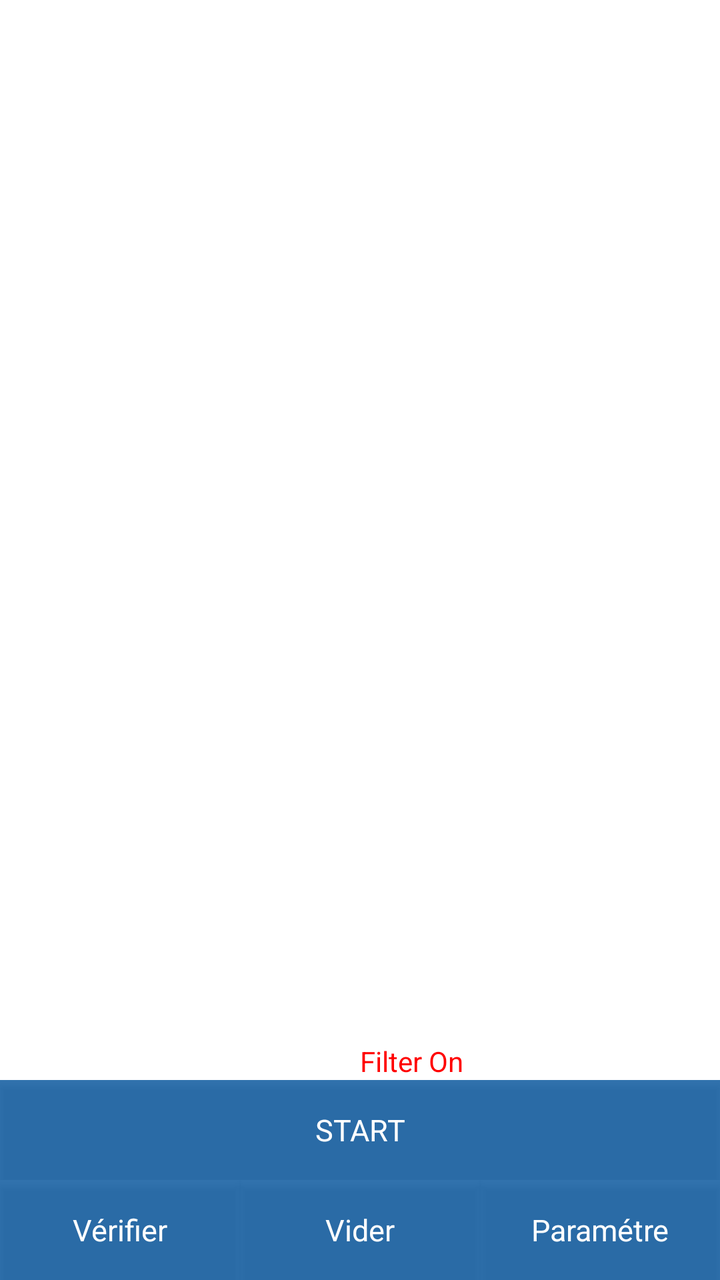
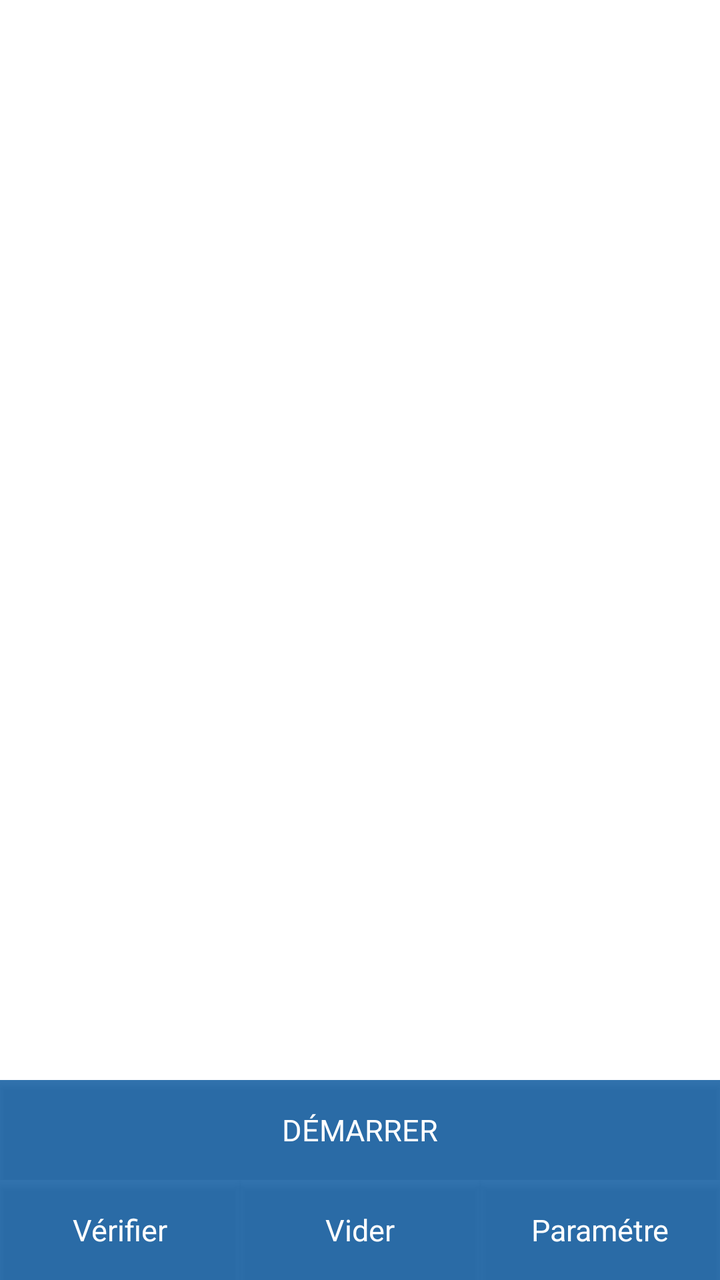

Two renders of the same Android screen: before a commit and after it. Below are the layout's source before the change and the commit's diff.
<!-- AndroidManifest.xml: application theme AppNewTheme -->
<!-- res/layout/fragment_inventory_rfid_multi.xml -->
<LinearLayout xmlns:android="http://schemas.android.com/apk/res/android"
    xmlns:tools="http://schemas.android.com/tools"
    style="@style/base_layout_style"
    android:paddingLeft="0dp"
    android:paddingRight="0dp"
    android:orientation="vertical">

    <LinearLayout
        android:id="@+id/inventoryMultibankSetting"
        android:layout_width="match_parent"
        android:layout_height="wrap_content"
        android:visibility="gone"
        android:paddingLeft="10dp"
        android:paddingRight="10dp"
        android:orientation="vertical">

        <TableRow
            android:layout_width="match_parent"
            android:layout_height="wrap_content">

            <CheckBox
                android:id="@+id/accessInventoryBankTitle1"
                android:layout_width="wrap_content"
                style="@style/style_normal_font"
                android:text="Bank"/>

            <Spinner
                android:id="@+id/accessInventoryBank1"
                android:layout_margin="0dp"
                android:layout_weight="3"
                style="@style/style_default_spinner" />

            <TextView
                android:layout_width="0dp"
                android:layout_weight="1"
                style="@style/style_normal_font"
                android:text="@string/readWriteOffset_title" />

            <EditText
                android:id="@+id/accessInventoryOffset1"
                android:layout_width="0dp"
                android:layout_weight="1"
                android:inputType="numberDecimal"
                android:gravity="center"
                style="@style/style_normal_font"
                android:text="0" />

            <TextView
                android:layout_width="0dp"
                android:layout_weight="1"
                style="@style/style_normal_font"
                android:text="@string/readWriteSize_title" />

            <EditText
                android:id="@+id/accessInventoryLength1"
                android:layout_width="0dp"
                android:layout_weight="1"
                android:inputType="numberDecimal"
                android:gravity="center"
                style="@style/style_normal_font"
                android:text="2" />
        </TableRow>

        <TableRow
            android:layout_width="match_parent"
            android:layout_height="wrap_content">

            <CheckBox
                android:id="@+id/accessInventoryBankTitle2"
                android:layout_width="wrap_content"
                style="@style/style_normal_font"
                android:text="Bank" />

            <Spinner
                android:id="@+id/accessInventoryBank2"
                android:layout_margin="0dp"
                android:layout_weight="3"
                style="@style/style_default_spinner" />

            <TextView
                android:layout_width="0dp"
                android:layout_weight="1"
                style="@style/style_normal_font"
                android:text="@string/readWriteOffset_title" />

            <EditText
                android:id="@+id/accessInventoryOffset2"
                android:layout_width="0dp"
                android:layout_weight="1"
                android:inputType="numberDecimal"
                android:gravity="center"
                style="@style/style_normal_font"
                android:text="0" />

            <TextView
                android:layout_width="0dp"
                android:layout_weight="1"
                style="@style/style_normal_font"
                android:text="@string/readWriteSize_title" />

            <EditText
                android:id="@+id/accessInventoryLength2"
                android:layout_width="0dp"
                android:layout_weight="1"
                android:gravity="center"
                android:inputType="numberDecimal"
                style="@style/style_normal_font"
                android:text="2" />
        </TableRow>
    </LinearLayout>

    <LinearLayout
        android:layout_width="match_parent"
        android:layout_height="0dp"
        android:layout_weight="95"
        android:gravity="center|bottom"
        android:orientation="vertical" >

        <LinearLayout
            android:layout_width="match_parent"
            android:layout_height="wrap_content"
            android:gravity="center|bottom"
            android:orientation="horizontal" >

            <CheckBox
                android:id="@+id/accessInventoryDupElim"
                android:layout_width="0dp"
                android:layout_weight="1"
                android:layout_gravity="center"
                android:visibility="gone"
                style="@style/style_normal_font"
                android:checked="true"
                android:text="duplicate elimination"/>

            <CheckBox
                android:id="@+id/accessInventoryFilterByTid"
                android:layout_width="0dp"
                android:layout_weight="1"
                android:layout_gravity="center"
                android:visibility="gone"
                style="@style/style_normal_font"
                android:checked="true"
                android:text="FM13DT160 only"/>

            <CheckBox
                android:id="@+id/accessInventoryFilterByEpc"
                android:layout_width="0dp"
                android:layout_weight="1"
                android:layout_gravity="center"
                android:visibility="gone"
                style="@style/style_normal_font"
                android:text="sgtin only"/>

            <CheckBox
                android:id="@+id/accessInventoryFilterByProtect"
                android:layout_width="0dp"
                android:layout_weight="2"
                android:layout_gravity="center"
                android:visibility="gone"
                style="@style/style_normal_font"
                android:text="protected only with password"/>

            <include
                android:id="@+id/accessInventoryProtectPassword"
                android:layout_width="0dp"
                android:layout_weight="1"
                android:layout_height="wrap_content"
                android:visibility="gone"
                layout="@layout/custom_edittext_password"/>
        </LinearLayout>

        <ListView
            android:id="@+id/inventoryRfidList1"
            android:layout_width="match_parent"
            android:layout_height="0dp"
            android:layout_weight="95"
            android:divider="@android:color/darker_gray"
            android:dividerHeight="0.25dp" />

        <TextView
            android:id="@+id/inventoryRfidEmpty1"
            android:layout_width="match_parent"
            android:layout_height="0dp"
            android:layout_weight="95"
            android:padding="@dimen/default_padding"
            style="@style/style_medium_font"
            android:text="@string/notag_found"
            android:visibility="gone" />

        <LinearLayout
            android:layout_width="match_parent"
            android:layout_height="wrap_content"
            android:visibility="gone"
            android:orientation="horizontal">

            <Button
                android:id="@+id/inventoryRfidButtonT1"
                android:layout_width="0dp"
                android:layout_weight="1"
                android:layout_height="match_parent"
                style="@style/style_button_font"
                android:text="BUZ" />
        </LinearLayout>

        <LinearLayout
            android:layout_width="match_parent"
            android:layout_height="wrap_content"
            android:orientation="horizontal">

            <TextView
                android:id="@+id/inventoryRfidRunTime1"
                android:layout_width="0dp"
                android:layout_weight="1"
                android:layout_height="wrap_content"
                android:textAlignment="textStart" />

            <TextView
                android:id="@+id/inventoryRfidFilterOn1"
                android:layout_width="0dp"
                android:layout_weight="1"
                android:layout_height="wrap_content"
                android:visibility="visible"
                android:textColor="#ff0000"
                android:text="Filter On" />

            <TextView
                android:id="@+id/inventoryRfidVoltageLevel1"
                android:layout_width="wrap_content"
                android:layout_height="wrap_content" />
        </LinearLayout>
    </LinearLayout>

    <LinearLayout
        android:layout_width="match_parent"
        android:layout_height="50dp"
        android:gravity="center|bottom"
        android:orientation="horizontal" >

        <TextView
            android:id="@+id/inventoryRfidYield1"
            android:layout_width="wrap_content"
            android:layout_height="match_parent"
            android:gravity="center"
            style="@style/style_button_font_2" />

        <Button
            android:id="@+id/inventoryRfidButton1"
            android:layout_width="0dp"
            android:layout_weight="1"
            android:layout_height="match_parent"
            style="@style/style_button_font"
            android:textSize="15sp"
            android:text="@string/start_title" />

        <TextView
            android:id="@+id/inventoryRfidRate1"
            android:layout_width="wrap_content"
            android:layout_height="match_parent"
            android:gravity="center"
            style="@style/style_button_font_2" />
    </LinearLayout>
    <LinearLayout
        android:layout_width="match_parent"
        android:layout_height="50dp"
        android:gravity="center|bottom"
        android:orientation="horizontal" >

        <Button
            android:id="@+id/verifyRfidButton"
            android:layout_width="0dp"
            android:layout_weight="1"
            android:layout_height="match_parent"
            style="@style/style_button_font"
            android:textSize="15sp"
            android:text="Vérifier" />
        
        <Button
            android:id="@+id/clearListButton"
            android:layout_width="0dp"
            android:layout_weight="1"
            android:layout_height="match_parent"
            style="@style/style_button_font"
            android:textSize="15sp"
            android:text="Vider" />
            
        <Button
            android:id="@+id/settingRfidButton"
            android:layout_width="0dp"
            android:layout_weight="1"
            android:layout_height="match_parent"
            style="@style/style_button_font"
            android:textSize="15sp"
            android:text="Paramétre" />

    </LinearLayout>
</LinearLayout>
<!-- res/layout/custom_edittext_password.xml (included above) -->
<?xml version="1.0" encoding="utf-8"?>
<EditText xmlns:android="http://schemas.android.com/apk/res/android"
    style="@style/style_normal_font"
    android:digits="0123456789ABCDEFabcdef"
    android:inputType="textNoSuggestions|textVisiblePassword"
    android:gravity="center"
    android:hint="@string/password_pattern_title" />
<!-- resources referenced by this layout -->
<resources>
  <dimen name="default_padding">10dp</dimen>
  <string name="notag_found">No Tag Found</string>
  <string name="password_pattern_title">Password</string>
  <string name="readWriteOffset_title">Offset</string>
  <string name="readWriteSize_title">Size</string>
  <string name="start_title">START</string>
  <style name="base_layout_style">
          <item name="android:layout_height">match_parent</item>
          <item name="android:layout_width">match_parent</item>
          <item name="android:paddingLeft">10dp</item>
          <item name="android:paddingRight">10dp</item>
      </style>
  <style name="style_button_font">
          <item name="android:textAppearance">?android:attr/textAppearanceLarge</item>
          <item name="android:textColor">@android:color/primary_text_dark</item>
          <item name="android:background">#CC000000</item>
      </style>
  <style name="style_button_font_2">
          <item name="android:textAppearance">?android:attr/textAppearanceLarge</item>
          <item name="android:textColor">@android:color/primary_text_dark</item>
          <item name="android:background">#CC000000</item>
          <item name="android:textSize">8sp</item>
      </style>
  <style name="style_default_spinner" parent="Base.Widget.AppCompat.Spinner.Underlined">
          <item name="android:textSize">@dimen/custom_spinner_font</item>
          <item name="android:layout_width">0dp</item>
          <item name="android:layout_height">wrap_content</item>
          <item name="android:gravity">center</item>
      </style>
  <style name="style_medium_font">
          <item name="android:layout_width">match_parent</item>
          <item name="android:layout_height">wrap_content</item>
          <item name="android:textAppearance">?android:attr/textAppearanceMedium</item>
      </style>
  <style name="style_normal_font">
          <item name="android:layout_width">match_parent</item>
          <item name="android:layout_height">wrap_content</item>
          <item name="android:textAppearance">?android:attr/textAppearance</item>
      </style>
  <style name="AppNewTheme" parent="Theme.MaterialComponents.Light.NoActionBar">
          <item name="colorPrimary">@color/colorPrimary</item>
          <item name="colorPrimaryDark">@color/colorPrimaryDark</item>
          <item name="colorAccent">@color/colorPrimary</item>
          <item name="android:textAllCaps">false</item>
          <item name="windowActionBar">false</item>
          <item name="windowNoTitle">true</item>
          <item name="actionButtonStyle">@style/ActionButtonStyle</item>
          <item name="actionBarTabTextStyle">@style/ActionTabTextStyle</item>
      </style>
  <dimen name="custom_spinner_font">15sp</dimen>
  <color name="colorPrimary">#00529c</color>
  <color name="colorPrimaryDark">#3F51B5</color>
  <style name="ActionButtonStyle">
          <item name="android:minWidth">0dp</item>
          <item name="android:paddingLeft">0dp</item>
          <item name="android:paddingRight">5dp</item>
      </style>
  <style name="ActionTabTextStyle">
          <item name="android:textAllCaps">false</item>
      </style>
</resources>

<!-- the commit's change to res/layout/fragment_inventory_rfid_multi.xml (unified diff, before → after) -->
@@ -211,6 +211,7 @@
                 android:id="@+id/inventoryRfidRunTime1"
                 android:layout_width="0dp"
                 android:layout_weight="1"
+                android:visibility="gone"
                 android:layout_height="wrap_content"
                 android:textAlignment="textStart" />
 
@@ -219,13 +220,14 @@
                 android:layout_width="0dp"
                 android:layout_weight="1"
                 android:layout_height="wrap_content"
-                android:visibility="visible"
+                android:visibility="gone"
                 android:textColor="#ff0000"
                 android:text="Filter On" />
 
             <TextView
                 android:id="@+id/inventoryRfidVoltageLevel1"
                 android:layout_width="wrap_content"
+                android:visibility="gone"
                 android:layout_height="wrap_content" />
         </LinearLayout>
     </LinearLayout>
@@ -241,6 +243,7 @@
             android:layout_width="wrap_content"
             android:layout_height="match_parent"
             android:gravity="center"
+            android:visibility="gone"
             style="@style/style_button_font_2" />
 
         <Button
@@ -257,6 +260,7 @@
             android:layout_width="wrap_content"
             android:layout_height="match_parent"
             android:gravity="center"
+            android:visibility="gone"
             style="@style/style_button_font_2" />
     </LinearLayout>
     <LinearLayout
<!-- resource entries referenced after the edit -->
@@ -1,11 +1,11 @@
 <!-- resources referenced by this layout -->
 <resources>
   <dimen name="default_padding">10dp</dimen>
-  <string name="notag_found">No Tag Found</string>
-  <string name="password_pattern_title">Password</string>
-  <string name="readWriteOffset_title">Offset</string>
-  <string name="readWriteSize_title">Size</string>
-  <string name="start_title">START</string>
+  <string name="notag_found">Aucune étiquette trouvée</string>
+  <string name="password_pattern_title">Mot de passe</string>
+  <string name="readWriteOffset_title">Décalage</string>
+  <string name="readWriteSize_title">Taille</string>
+  <string name="start_title">DÉMARRER</string>
   <style name="base_layout_style">
           <item name="android:layout_height">match_parent</item>
           <item name="android:layout_width">match_parent</item>
